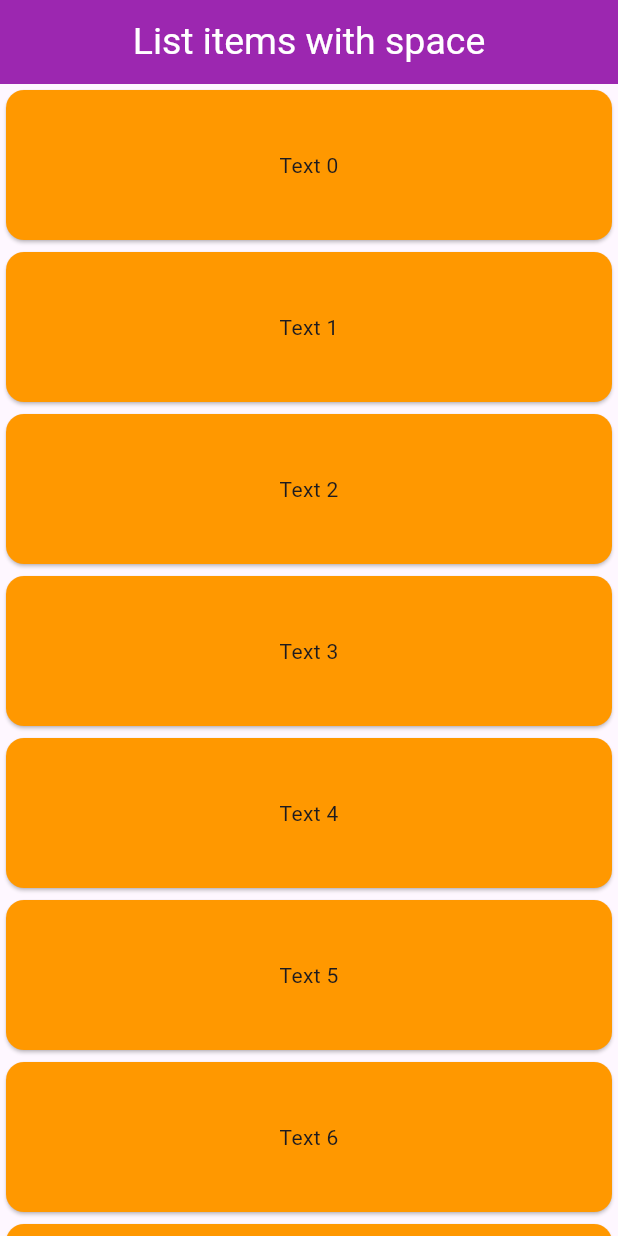
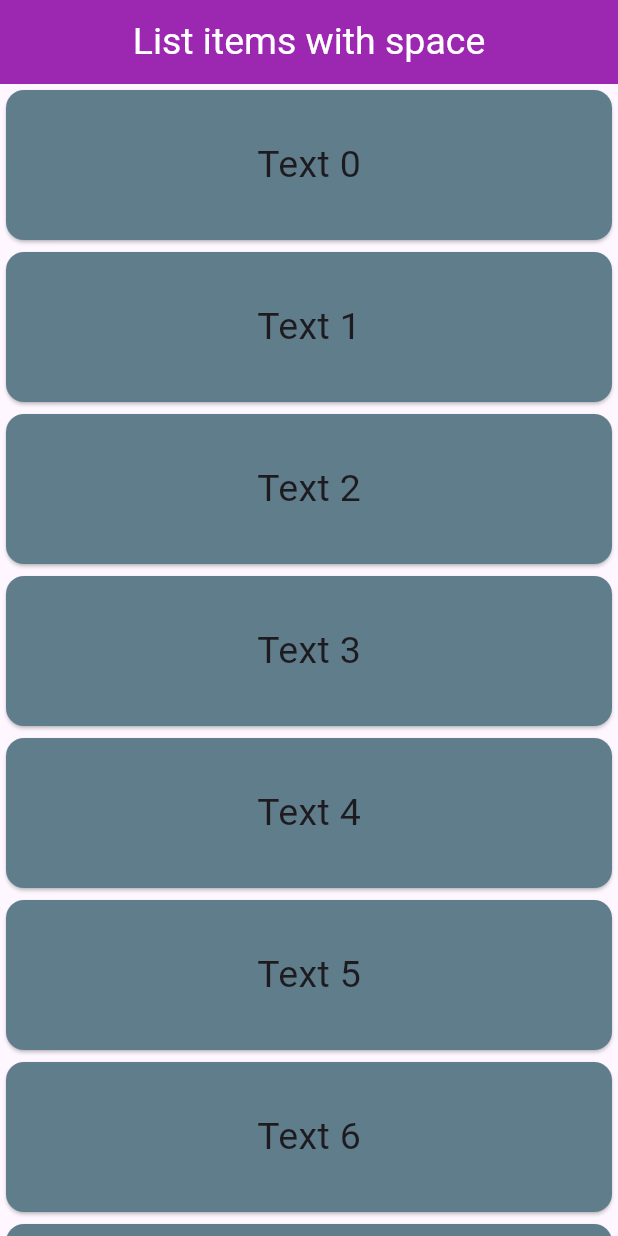
Before and after one commit to Majok-Bol/dynamic_spaced_list, a Flutter app: the screen it shows after launch, on a phone screen of 412 x 824 dp. Run offline on Flutter 3.47's test engine with Material 3 defaults, Android fonts, the phone set to English and light mode, and no system bars.

Commit message:
increased text size

```diff
--- a/lib/main.dart
+++ b/lib/main.dart
@@ -8,10 +8,10 @@
     const items=15;
     return MaterialApp(
       debugShowCheckedModeBanner: false,
-      theme: ThemeData(
-        // colorScheme: ColorScheme.fromSeed(seedColor: Colors.blue),
-        cardTheme: CardThemeData(color: Colors.orange),
-      ),
+      // theme: ThemeData(
+      //   // colorScheme: ColorScheme.fromSeed(seedColor: Colors.blue),
+      //   // cardTheme: CardThemeData(color: Colors.grey[300]),
+      // ),
       home: Scaffold(
         appBar: AppBar(title: Text('List items with space',style: TextStyle(color: Colors.white,fontSize: 25),),centerTitle: true,backgroundColor: Colors.purple,),
         body: LayoutBuilder(builder:(context,constraints){
@@ -34,6 +34,6 @@
   final String text;
   @override
   Widget build(BuildContext context){
-    return Card(child: SizedBox(height:100,child:Center(child:  Text(text),),),);
+    return Card(child: SizedBox(height:100,child:Center(child:  Text(text,style: TextStyle(fontSize: 25),),),),color: Colors.blueGrey,);
   }
 }
```
